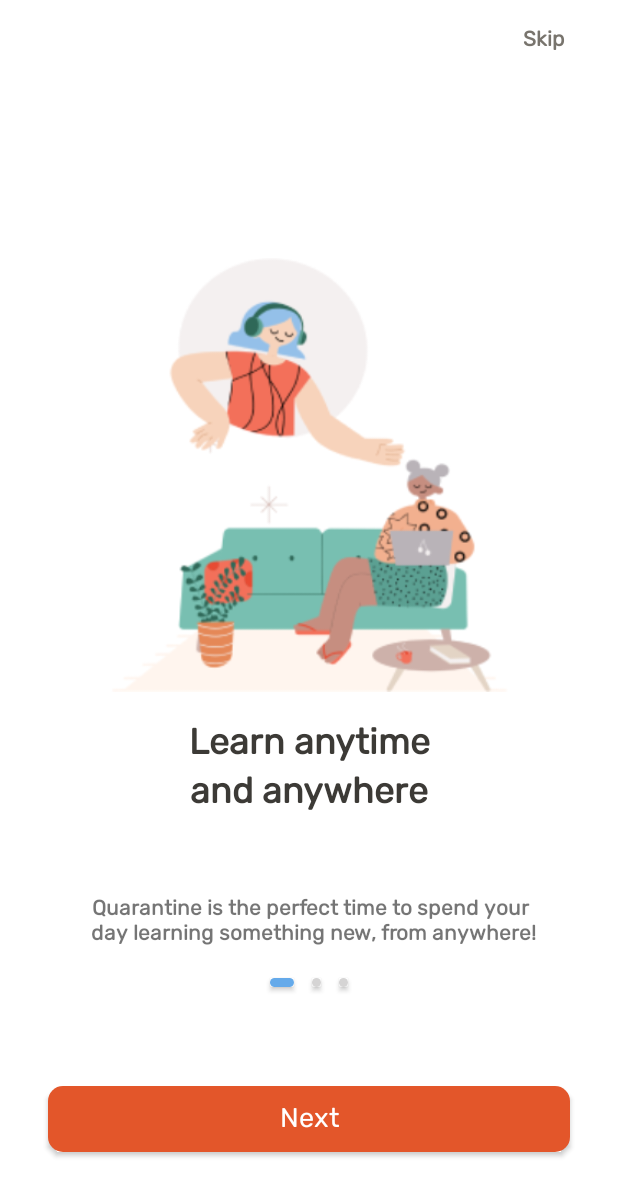
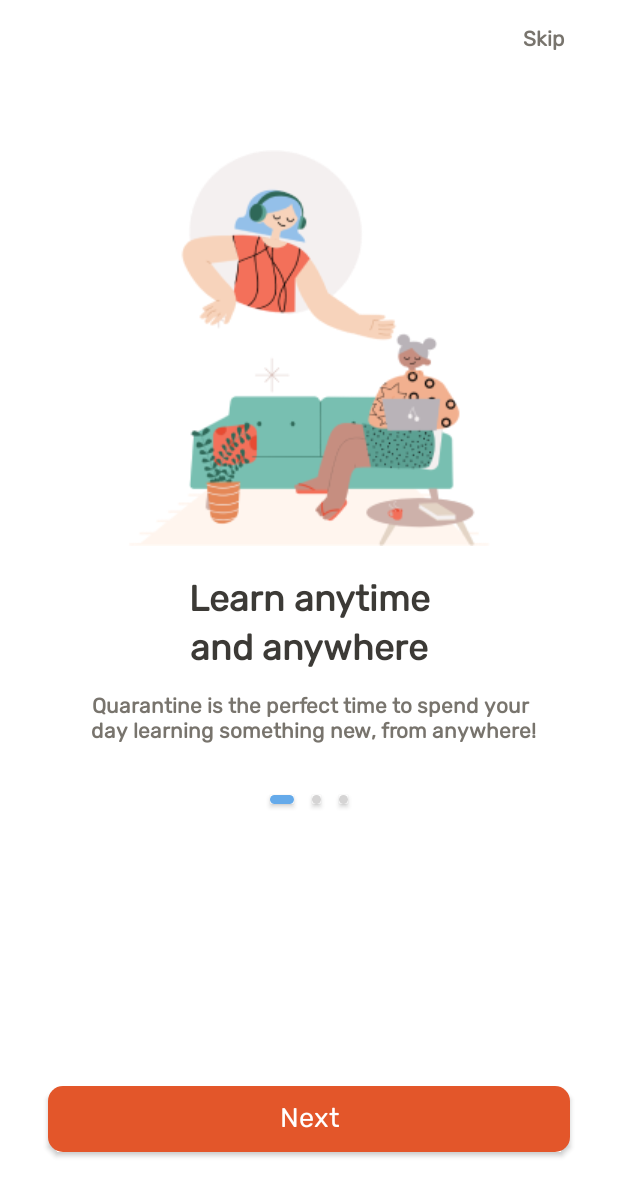
Before and after one commit to ehehelga/mob_dev_lab, an Android app: the screen it shows after launch (MainActivity), on a phone screen of 412 x 824 dp. Shown: the top 1196 px of the screen. Run offline under Robolectric (Android 15) with nearby library versions, the phone set to English and light mode, and no system bars.

Commit message:
fixed small details

```diff
--- a/app/src/main/res/layout/activity_main.xml
+++ b/app/src/main/res/layout/activity_main.xml
@@ -6,12 +6,14 @@
     android:layout_height="match_parent"
     tools:context=".MainActivity">
 
+    <!--android:layout_marginBottom="250dp"-->
+
+
     <androidx.viewpager2.widget.ViewPager2
         android:id="@+id/viewPager"
         android:layout_width="0dp"
-        android:layout_height="0dp"
-        android:layout_marginTop="145dp"
-        android:layout_marginBottom="250dp"
+        android:layout_height="352dp"
+        android:layout_marginTop="100dp"
         app:layout_constraintBottom_toBottomOf="parent"
         app:layout_constraintEnd_toEndOf="parent"
         app:layout_constraintHorizontal_bias="0.0"
@@ -54,8 +56,9 @@
         android:layout_height="64dp"
         android:layout_marginTop="8dp"
         android:fontFamily="@font/rubik_1"
-        android:gravity="center"
+        android:gravity="center_horizontal|top"
         android:text="Quarantine is the perfect time to spend your\n day learning something new, from anywhere!"
+        android:textColor="@color/gray"
         android:textFontWeight="600"
         app:layout_constraintEnd_toEndOf="parent"
         app:layout_constraintHorizontal_bias="0.514"
@@ -66,9 +69,9 @@
         android:id="@+id/ind_container"
         android:layout_width="match_parent"
         android:layout_height="wrap_content"
+        android:gravity="center"
         android:orientation="horizontal"
-        app:layout_constraintTop_toBottomOf="@+id/textView2"
-        android:gravity="center">
+        app:layout_constraintTop_toBottomOf="@+id/textView2">
 
         <androidx.cardview.widget.CardView
             android:layout_width="wrap_content"
@@ -76,32 +79,33 @@
             android:layout_margin="6dp">
 
             <ImageView
+                android:id="@+id/ind1"
                 android:layout_width="wrap_content"
-                android:layout_height="wrap_content"
-                android:id="@+id/ind1"
-                />
+                android:layout_height="wrap_content" />
 
         </androidx.cardview.widget.CardView>
+
         <androidx.cardview.widget.CardView
             android:layout_width="wrap_content"
             android:layout_height="wrap_content"
             android:layout_margin="6dp">
 
             <ImageView
+                android:id="@+id/ind2"
                 android:layout_width="wrap_content"
-                android:layout_height="wrap_content"
-                android:id="@+id/ind2"/>
+                android:layout_height="wrap_content" />
 
         </androidx.cardview.widget.CardView>
+
         <androidx.cardview.widget.CardView
             android:layout_width="wrap_content"
             android:layout_height="wrap_content"
             android:layout_margin="6dp">
 
             <ImageView
+                android:id="@+id/ind3"
                 android:layout_width="wrap_content"
-                android:layout_height="wrap_content"
-                android:id="@+id/ind3"/>
+                android:layout_height="wrap_content" />
 
         </androidx.cardview.widget.CardView>
     </LinearLayout>
--- a/app/src/main/res/layout/item_intro.xml
+++ b/app/src/main/res/layout/item_intro.xml
@@ -2,26 +2,26 @@
 <LinearLayout xmlns:android="http://schemas.android.com/apk/res/android"
     android:layout_width="match_parent"
     android:layout_height="match_parent"
-    android:gravity="center"
+    android:gravity="center_horizontal"
     android:orientation="vertical">
 
     <ImageView
         android:id="@+id/imageOnboarding"
-        android:layout_width="match_parent"
-        android:layout_height="wrap_content"
+        android:layout_width="375dp"
+        android:layout_height="264dp"
         android:adjustViewBounds="true"
         android:contentDescription="@string/app_name" />
 
     <TextView
         android:id="@+id/textTitle"
         android:layout_width="match_parent"
-        android:layout_height="wrap_content"
+        android:layout_height="72dp"
         android:layout_alignParentLeft="true"
         android:layout_alignParentTop="true"
         android:layout_alignParentRight="true"
         android:layout_marginTop="15dp"
         android:fontFamily="@font/rubik_1"
-        android:gravity="center"
+        android:gravity="bottom|center_horizontal"
         android:lineSpacingExtra="4sp"
         android:textColor="@color/text_color_primary"
         android:textFontWeight="1000"
--- a/app/src/main/res/values/colors.xml
+++ b/app/src/main/res/values/colors.xml
@@ -11,4 +11,5 @@
     <color name="orange">#E3562A</color>
     <color name="active">#65AAEA</color>
     <color name="nonactive">#D5D4D4</color>
+    <color name="gray">#78746D</color>
 </resources>
```
